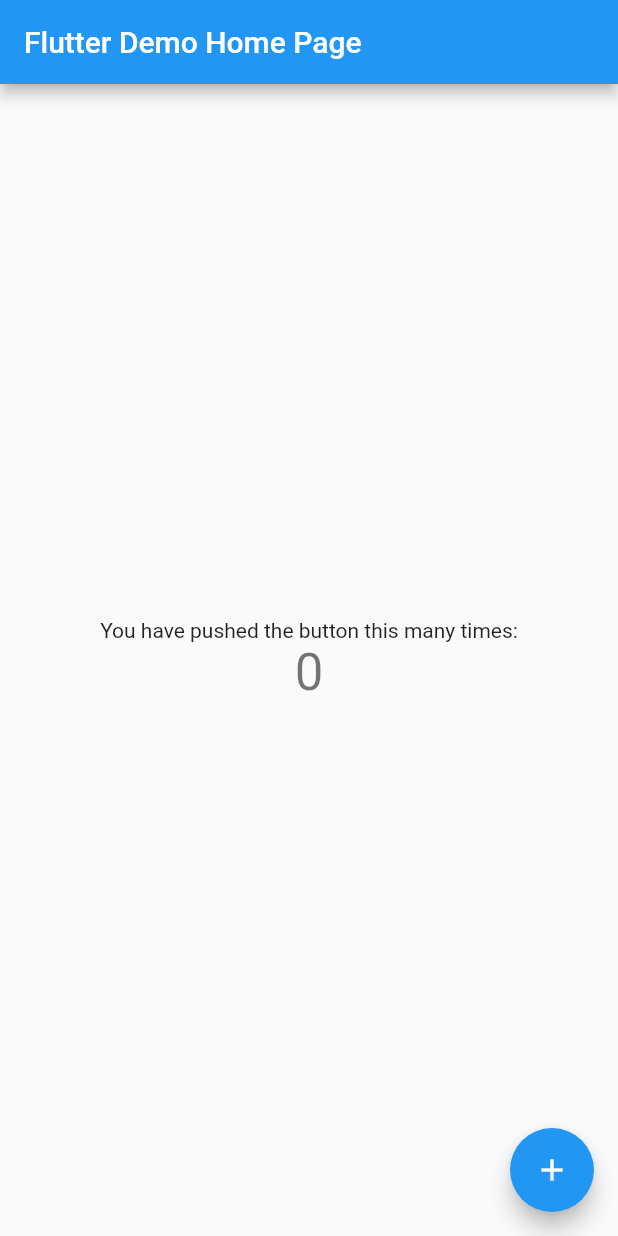
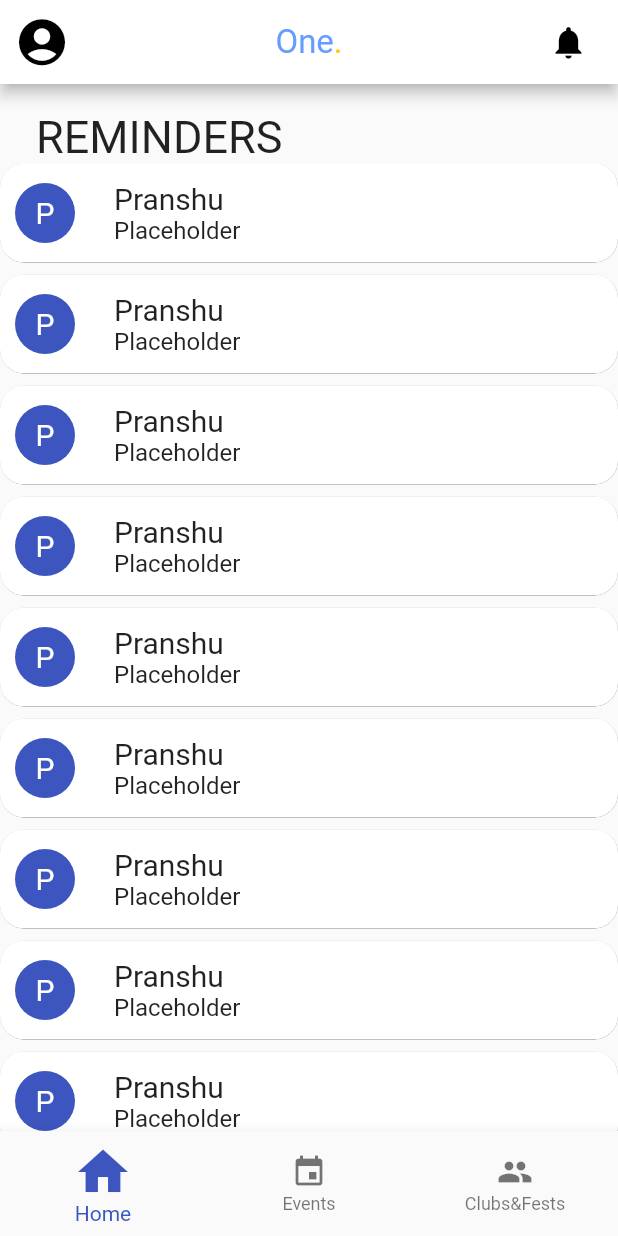
Before and after one commit to PranshuPandya/event_schedular, a Flutter app: the screen it shows after launch, on a phone screen of 412 x 824 dp. Run offline on Flutter 3.47's test engine with Material 2 defaults, Android fonts, the phone set to English and light mode, and no system bars.

Commit message:
added event and reminder screen

```diff
--- /dev/null
+++ b/lib/components/eventrectangle.dart
@@ -0,0 +1,82 @@
+import 'package:event_schedular/services/constants.dart';
+import 'package:flutter/material.dart';
+
+class EventRectangle extends StatelessWidget {
+  const EventRectangle(
+      {Key? key, required this.groupName, required this.placeholder})
+      : super(key: key);
+  final String groupName;
+  final String placeholder;
+  @override
+  Widget build(BuildContext context) {
+    return GestureDetector(
+      onTap: () {
+        // Navigator.push(
+        //   context,
+        //   MaterialPageRoute(
+        //       builder: (context) => GroupMemberScreen(
+        //             groupName: groupName,
+        //           )),
+        // );
+      },
+      child: ClipRRect(
+        borderRadius: BorderRadius.circular(16.0),
+        child: Container(
+          decoration: keventRectangleBoxDecoration,
+          width: 328.0,
+          child: Row(
+            children: [
+              Padding(
+                padding: const EdgeInsets.all(10.0),
+                child: Container(
+                  padding: const EdgeInsets.all(4.0),
+                  height: 40.0,
+                  width: 40.0,
+                  decoration: BoxDecoration(
+                    color: const Color(0Xff3D55BE),
+                    borderRadius: BorderRadius.circular(100),
+                  ),
+                  child: Center(
+                    child: Text(
+                      groupName[0].toUpperCase(),
+                      style:
+                          const TextStyle(fontSize: 20.0, color: Colors.white),
+                    ),
+                  ),
+                ),
+              ),
+              Column(
+                crossAxisAlignment: CrossAxisAlignment.start,
+                children: [
+                  Padding(
+                    padding: const EdgeInsetsDirectional.only(
+                      start: 16.0,
+                      end: 10.0,
+                      top: 12.0,
+                    ),
+                    child: Text(
+                      groupName,
+                      style: const TextStyle(
+                        fontSize: 20.0,
+                      ),
+                    ),
+                  ),
+                  Padding(
+                    padding: const EdgeInsetsDirectional.only(
+                        start: 16.0, end: 10.0, bottom: 12.0),
+                    child: Text(
+                      placeholder,
+                      style: const TextStyle(
+                        fontSize: 16.0,
+                      ),
+                    ),
+                  ),
+                ],
+              ),
+            ],
+          ),
+        ),
+      ),
+    );
+  }
+}
--- a/lib/main.dart
+++ b/lib/main.dart
@@ -1,3 +1,5 @@
+import 'package:event_schedular/screens/homescreen.dart';
+import 'package:event_schedular/screens/reminders_screen.dart';
 import 'package:flutter/material.dart';
 
 void main() {
@@ -7,39 +9,20 @@ void main() {
 class MyApp extends StatelessWidget {
   const MyApp({Key? key}) : super(key: key);
 
-  // This widget is the root of your application.
   @override
   Widget build(BuildContext context) {
     return MaterialApp(
       title: 'Flutter Demo',
       theme: ThemeData(
-        // This is the theme of your application.
-        //
-        // Try running your application with "flutter run". You'll see the
-        // application has a blue toolbar. Then, without quitting the app, try
-        // changing the primarySwatch below to Colors.green and then invoke
-        // "hot reload" (press "r" in the console where you ran "flutter run",
-        // or simply save your changes to "hot reload" in a Flutter IDE).
-        // Notice that the counter didn't reset back to zero; the application
-        // is not restarted.
         primarySwatch: Colors.blue,
       ),
-      home: const MyHomePage(title: 'Flutter Demo Home Page'),
+      home: HomeScreen(),
     );
   }
 }
 
 class MyHomePage extends StatefulWidget {
   const MyHomePage({Key? key, required this.title}) : super(key: key);
-
-  // This widget is the home page of your application. It is stateful, meaning
-  // that it has a State object (defined below) that contains fields that affect
-  // how it looks.
-
-  // This class is the configuration for the state. It holds the values (in this
-  // case the title) provided by the parent (in this case the App widget) and
-  // used by the build method of the State. Fields in a Widget subclass are
-  // always marked "final".
 
   final String title;
 
@@ -52,47 +35,18 @@ class _MyHomePageState extends State<MyHomePage> {
 
   void _incrementCounter() {
     setState(() {
-      // This call to setState tells the Flutter framework that something has
-      // changed in this State, which causes it to rerun the build method below
-      // so that the display can reflect the updated values. If we changed
-      // _counter without calling setState(), then the build method would not be
-      // called again, and so nothing would appear to happen.
       _counter++;
     });
   }
 
   @override
   Widget build(BuildContext context) {
-    // This method is rerun every time setState is called, for instance as done
-    // by the _incrementCounter method above.
-    //
-    // The Flutter framework has been optimized to make rerunning build methods
-    // fast, so that you can just rebuild anything that needs updating rather
-    // than having to individually change instances of widgets.
     return Scaffold(
       appBar: AppBar(
-        // Here we take the value from the MyHomePage object that was created by
-        // the App.build method, and use it to set our appbar title.
         title: Text(widget.title),
       ),
       body: Center(
-        // Center is a layout widget. It takes a single child and positions it
-        // in the middle of the parent.
         child: Column(
-          // Column is also a layout widget. It takes a list of children and
-          // arranges them vertically. By default, it sizes itself to fit its
-          // children horizontally, and tries to be as tall as its parent.
-          //
-          // Invoke "debug painting" (press "p" in the console, choose the
-          // "Toggle Debug Paint" action from the Flutter Inspector in Android
-          // Studio, or the "Toggle Debug Paint" command in Visual Studio Code)
-          // to see the wireframe for each widget.
-          //
-          // Column has various properties to control how it sizes itself and
-          // how it positions its children. Here we use mainAxisAlignment to
-          // center the children vertically; the main axis here is the vertical
-          // axis because Columns are vertical (the cross axis would be
-          // horizontal).
           mainAxisAlignment: MainAxisAlignment.center,
           children: <Widget>[
             const Text(
@@ -109,7 +63,7 @@ class _MyHomePageState extends State<MyHomePage> {
         onPressed: _incrementCounter,
         tooltip: 'Increment',
         child: const Icon(Icons.add),
-      ), // This trailing comma makes auto-formatting nicer for build methods.
+      ),
     );
   }
 }
--- /dev/null
+++ b/lib/screens/homescreen.dart
@@ -0,0 +1,135 @@
+import 'package:event_schedular/services/constants.dart';
+import 'package:flutter/material.dart';
+
+import '../components/eventrectangle.dart';
+
+class HomeScreen extends StatefulWidget {
+  static const String id = 'home_screen';
+
+  @override
+  _HomeScreenState createState() => _HomeScreenState();
+}
+
+class _HomeScreenState extends State<HomeScreen> {
+  @override
+  void initState() {
+    super.initState();
+  }
+
+  int _selectedIndex = 0;
+
+  @override
+  Widget build(BuildContext context) {
+    return Scaffold(
+      appBar: AppBar(
+        leading: Builder(
+          builder: (context) => IconButton(
+            onPressed: () {
+              // Scaffold.of(context).openDrawer();
+            },
+            icon: kaccount,
+          ),
+        ),
+        actions: <Widget>[
+          Padding(
+            padding: const EdgeInsets.only(right: 20.0),
+            child: GestureDetector(
+              onTap: () {},
+              child: const Icon(
+                Icons.notifications,
+                size: 26.0,
+                color: Colors.black,
+              ),
+            ),
+          ),
+        ],
+        title: RichText(
+          text: ktextSpanOne,
+        ),
+        backgroundColor: Colors.white,
+        centerTitle: true,
+      ),
+      bottomNavigationBar: BottomNavigationBar(
+          items: kbottomNavigationBarItemlist,
+          currentIndex: _selectedIndex,
+          selectedItemColor: kselectedItemColor,
+          onTap: _onItemTapped,
+          selectedIconTheme: kselectedIconThemeData),
+      body: Column(
+        crossAxisAlignment: CrossAxisAlignment.start,
+        children: const [
+          Padding(
+            padding: EdgeInsets.only(top: 18.0, left: 24.0),
+            child: Text(
+              'REMINDERS',
+              style: TextStyle(
+                fontSize: 30,
+              ),
+              textAlign: TextAlign.left,
+            ),
+          ),
+          Expanded(child: Events(event: "")),
+        ],
+      ),
+    );
+  }
+
+  void _onItemTapped(int index) {
+    setState(() {
+      _selectedIndex = index;
+    });
+  }
+}
+
+class Events extends StatelessWidget {
+  const Events({Key? key, this.event}) : super(key: key);
+  final String? event;
+
+  @override
+  Widget build(BuildContext context) {
+    // print(userName.toString());
+    // return StreamBuilder<QuerySnapshot>(
+    //   stream: groups.where('users', arrayContains: userName).snapshots(),
+    //   builder: (context, snapshot) {
+    const eventRectangle = EventRectangle(
+      groupName: "Pranshu",
+      placeholder: 'Placeholder',
+    );
+    List<EventRectangle> eventRectangles = [eventRectangle];
+    //     if (!snapshot.hasData) {
+    //       return Center(
+    //         child: CircularProgressIndicator(
+    //           backgroundColor: Colors.grey,
+    //         ),
+    //       );
+    //     }
+    //     final groups = snapshot.data!.docs;
+    //     for (var group in groups) {
+    //       final groupName = group['groupName'];
+    //       final groupRectangle = GroupRectangle(groupName: groupName);
+    eventRectangles.add(eventRectangle);
+    eventRectangles.add(eventRectangle);
+    eventRectangles.add(eventRectangle);
+    eventRectangles.add(eventRectangle);
+    eventRectangles.add(eventRectangle);
+    eventRectangles.add(eventRectangle);
+    eventRectangles.add(eventRectangle);
+    eventRectangles.add(eventRectangle);
+
+    //     }
+
+    return ListView.separated(
+      separatorBuilder: (context, index) {
+        return const SizedBox(
+          height: 8.0,
+        );
+      },
+      itemCount: eventRectangles.length,
+      itemBuilder: (context, index) {
+        return eventRectangles[index];
+      },
+    );
+    //     },
+    //   );
+  }
+}
--- /dev/null
+++ b/lib/services/constants.dart
@@ -0,0 +1,53 @@
+import 'package:flutter/material.dart';
+
+const kaccount = Icon(
+  Icons.account_circle_rounded,
+  size: 37.0,
+  color: Colors.black,
+);
+const ktextSpanOne = TextSpan(
+  children: [
+    TextSpan(
+      text: 'One',
+      style: TextStyle(
+        color: Color(0xff649CFF),
+        fontSize: 22,
+      ),
+    ),
+    TextSpan(
+      text: '.',
+      style: TextStyle(
+        color: Color(0xffFFC907),
+        fontSize: 22,
+      ),
+    )
+  ],
+);
+
+const kselectedItemColor = Color(0xff3D55BE);
+
+const kselectedIconThemeData = IconThemeData(
+  color: kselectedItemColor,
+  size: 40,
+);
+
+const kbottomNavigationBarItemlist = [
+  BottomNavigationBarItem(
+    icon: Icon(Icons.home),
+    label: 'Home',
+  ),
+  BottomNavigationBarItem(
+    icon: Icon(Icons.event),
+    label: 'Events',
+  ),
+  BottomNavigationBarItem(
+    icon: Icon(Icons.people),
+    label: 'Clubs&Fests',
+  ),
+];
+
+const keventRectangleBoxDecoration =
+    BoxDecoration(color: Colors.white, boxShadow: [
+  BoxShadow(
+      color: Color(0xff323247), offset: Offset(3.0, 6.0), blurRadius: 10.0),
+]);
--- a/pubspec.yaml
+++ b/pubspec.yaml
@@ -58,9 +58,8 @@ flutter:
   uses-material-design: true
 
   # To add assets to your application, add an assets section, like this:
-  # assets:
-  #   - images/a_dot_burr.jpeg
-  #   - images/a_dot_ham.jpeg
+  assets:
+    - images/
 
   # An image asset can refer to one or more resolution-specific "variants", see
   # https://flutter.dev/assets-and-images/#resolution-aware.
```
Also changed, not shown: lib/components/reminderrectangle.dart (added, +70 -0 lines), lib/screens/reminders_screen.dart (added, +116 -0 lines), images/demo.png (added).
